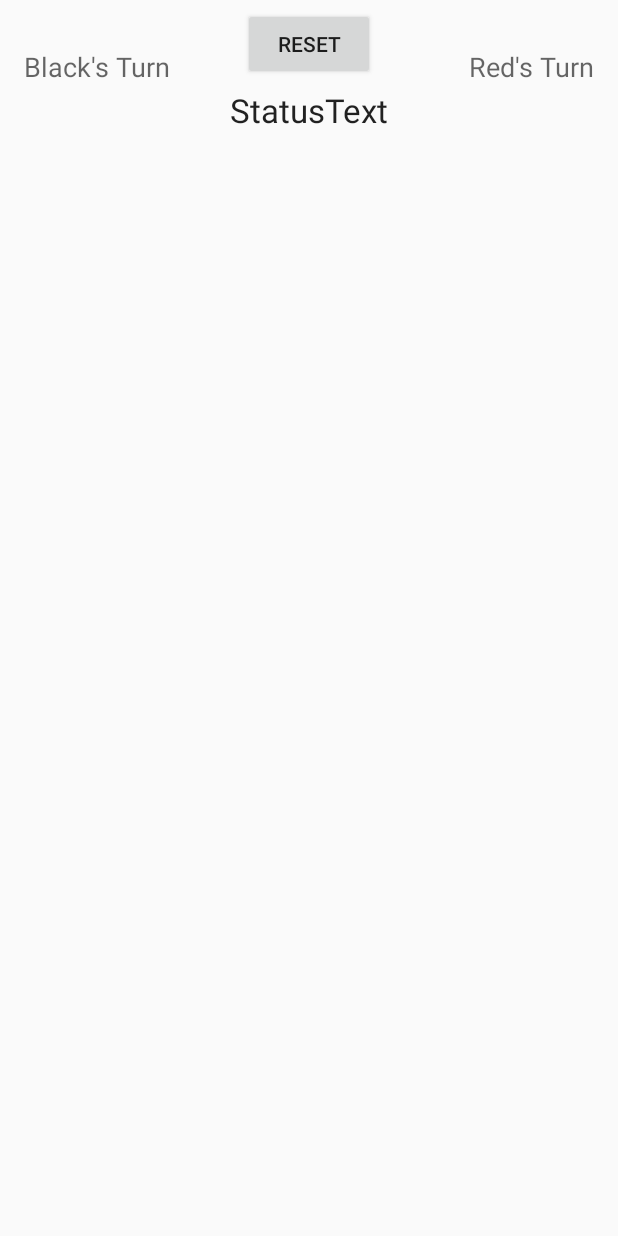
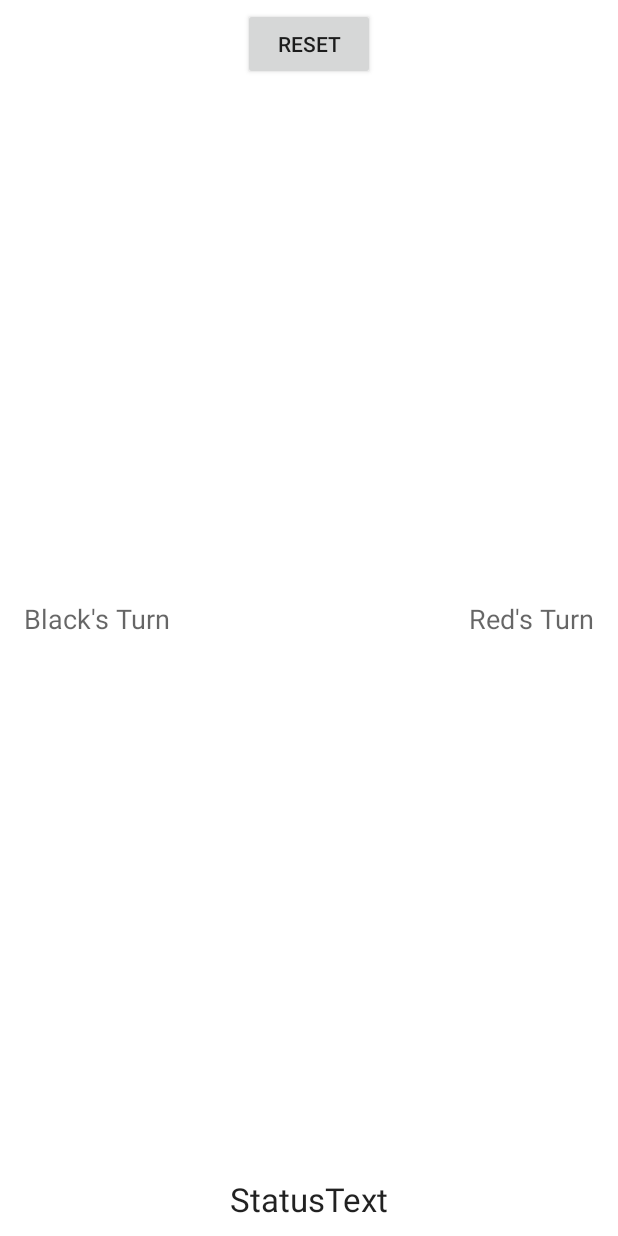
Before and after one commit to mvb0005/RevolvingFours, an Android app: the layout fragment_top.xml on its own in the app's theme, with its tools: preview values and no code run, on a phone screen of 412 x 824 dp. Run offline under Robolectric (Android 15) with nearby library versions, the phone set to English and light mode, and no system bars.

Commit message:
Update Background, Add Rotation Method

```diff
--- a/app/src/main/res/layout/fragment_rotation.xml
+++ b/app/src/main/res/layout/fragment_rotation.xml
@@ -2,8 +2,9 @@
     xmlns:tools="http://schemas.android.com/tools"
     android:layout_width="match_parent"
     android:layout_height="match_parent"
+    android:background="@android:color/background_light"
+    android:gravity="center"
     android:orientation="horizontal"
-    android:gravity="center"
     tools:context="edu.auburn.respectedprocess.revolvingfour.RotationFragment">
 
     <Button
@@ -11,11 +12,13 @@
         android:layout_width="wrap_content"
         android:layout_height="wrap_content"
         android:text="@string/rotate_left" />
+
     <Button
         android:id="@+id/rotate180"
         android:layout_width="wrap_content"
         android:layout_height="wrap_content"
         android:text="@string/rotate_180" />
+
     <Button
         android:id="@+id/rotateright"
         android:layout_width="wrap_content"
--- a/app/src/main/res/layout/fragment_top.xml
+++ b/app/src/main/res/layout/fragment_top.xml
@@ -2,7 +2,8 @@
     xmlns:app="http://schemas.android.com/apk/res-auto"
     xmlns:tools="http://schemas.android.com/tools"
     android:layout_width="match_parent"
-    android:layout_height="wrap_content"
+    android:layout_height="match_parent"
+    android:background="@android:color/background_light"
     tools:context="edu.auburn.respectedprocess.revolvingfour.TopFragment">
 
     <!-- TODO: Update blank fragment layout -->
@@ -22,13 +23,13 @@
         android:id="@+id/statusTextView"
         android:layout_width="wrap_content"
         android:layout_height="wrap_content"
-        android:layout_marginTop="5dp"
+        android:paddingBottom="10dp"
         android:text="StatusText"
         android:textAppearance="@style/TextAppearance.AppCompat.Large"
+        app:layout_constraintBottom_toBottomOf="parent"
         app:layout_constraintEnd_toEndOf="parent"
         app:layout_constraintHorizontal_bias="0.5"
-        app:layout_constraintStart_toStartOf="parent"
-        app:layout_constraintTop_toBottomOf="@+id/resetButton" />
+        app:layout_constraintStart_toStartOf="parent" />
 
     <TextView
         android:id="@+id/player1TextView"
```
Also changed, not shown: app/src/main/java/edu/auburn/respectedprocess/revolvingfour/views/GameBoardView.java (+20 -7 lines), app/src/main/res/layout/activity_main.xml (+5 -4 lines).
